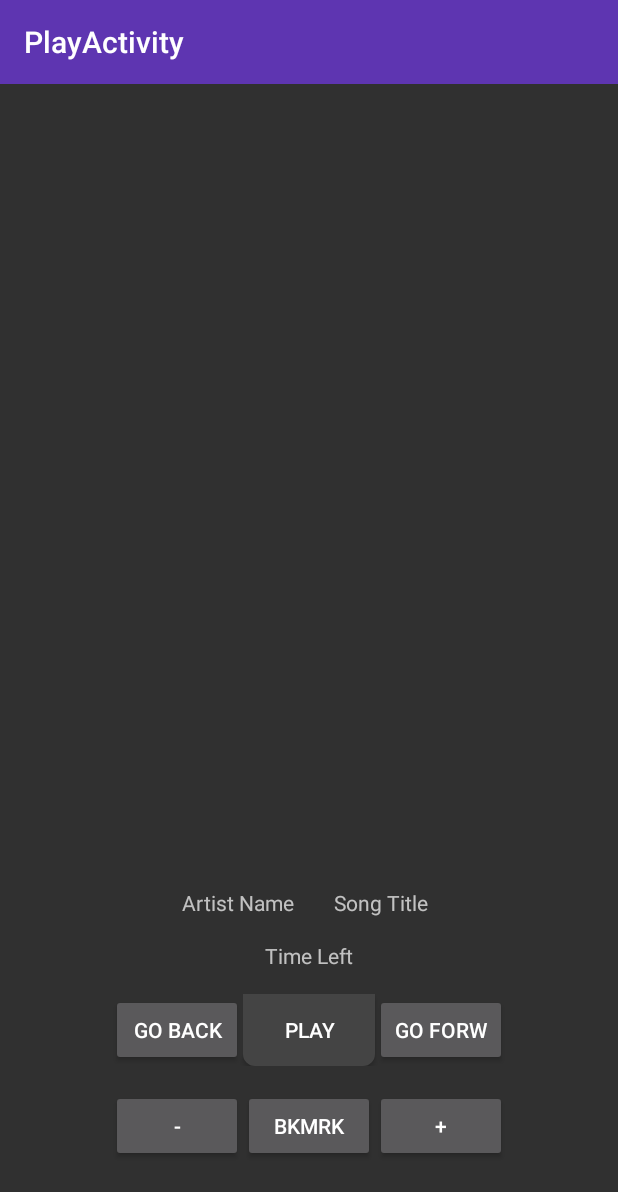
After one commit to jamesscully/Hendrix, an Android app: the PlayActivity screen opened directly, with no data from a screen before it, on a phone screen of 412 x 824 dp. The commit adds this screen. Shown: the top 1192 px of the screen. Run offline under Robolectric (Android 15) with nearby library versions, the phone set to English and light mode, and no system bars.

Commit message:
Update plugins/gradle, add play activity

```diff
--- /dev/null
+++ b/app/src/main/java/com/scullyapps/hendrix/PlayActivity.kt
@@ -0,0 +1,28 @@
+package com.scullyapps.hendrix
+
+import android.os.Bundle
+import com.google.android.material.floatingactionbutton.FloatingActionButton
+import com.google.android.material.snackbar.Snackbar
+import androidx.appcompat.app.AppCompatActivity
+import com.scullyapps.hendrix.data.song.Song
+
+class PlayActivity : AppCompatActivity() {
+
+    // create default song
+    var song : Song = Song()
+
+    override fun onCreate(savedInstanceState: Bundle?) {
+        super.onCreate(savedInstanceState)
+        setContentView(R.layout.activity_play)
+        setSupportActionBar(findViewById(R.id.toolbar))
+
+        // Bundle should contain song
+        if (savedInstanceState != null) {
+            if(savedInstanceState.containsKey("song"))
+                song = savedInstanceState.getSerializable("song") as Song
+        }
+
+
+
+    }
+}
--- a/app/src/main/java/com/scullyapps/hendrix/data/song/Song.kt
+++ b/app/src/main/java/com/scullyapps/hendrix/data/song/Song.kt
@@ -18,20 +18,22 @@ class Song : Serializable{
 
     private val TAG: String = "Song"
 
-    var id       : Int
-    var path     : String
-    var title    : String
-    var artist   : String
+    var id       : Int = -1
+    var path     : String = "null"
+    var title    : String = "Unknown"
+    var artist   : String = "Unknown"
 
-    var albumName : String
-    var albumID : Int
+    var albumName : String = "Unknown"
+    var albumID : Int = -1
 
     var genre    : String = "Unknown"
-    var duration : Int
+    var duration : Int = 0
 
 
 //    var artwork : Bitmap? = null
 
+    constructor() {
+    }
 
     constructor(cursor : Cursor) {
         id        = cursor.getInt(cursor.getColumnIndex(MediaStore.Audio.Media._ID))
--- a/app/src/main/java/com/scullyapps/hendrix/ui/SongDisplay.kt
+++ b/app/src/main/java/com/scullyapps/hendrix/ui/SongDisplay.kt
@@ -22,7 +22,6 @@ class SongDisplay(context: Context, song: Song) : FrameLayout(context) {
 
         //if(song.artwork != null)
         //    sd_song_art.setImageBitmap(song.artwork)
-
     }
 
 }
--- /dev/null
+++ b/app/src/main/res/layout/activity_play.xml
@@ -0,0 +1,130 @@
+<?xml version="1.0" encoding="utf-8"?>
+<androidx.constraintlayout.widget.ConstraintLayout xmlns:android="http://schemas.android.com/apk/res/android"
+    xmlns:app="http://schemas.android.com/apk/res-auto"
+    xmlns:tools="http://schemas.android.com/tools"
+    android:id="@+id/coordinatorLayout"
+    android:layout_width="match_parent"
+    android:layout_height="match_parent"
+    tools:context=".PlayActivity">
+
+    <androidx.appcompat.widget.Toolbar
+        android:id="@+id/toolbar"
+        android:layout_width="0dp"
+        android:layout_height="wrap_content"
+        android:background="?attr/colorPrimary"
+        app:layout_constraintEnd_toEndOf="parent"
+        app:layout_constraintStart_toStartOf="parent"
+        app:layout_constraintTop_toTopOf="parent"
+        app:popupTheme="@style/AppTheme.PopupOverlay" />
+
+    <ImageView
+        android:id="@+id/img_play_artwork"
+        android:layout_width="wrap_content"
+        android:layout_height="wrap_content"
+        android:layout_marginTop="128dp"
+        app:layout_constraintEnd_toEndOf="parent"
+        app:layout_constraintStart_toStartOf="parent"
+        app:layout_constraintTop_toBottomOf="@+id/toolbar"
+        tools:srcCompat="@tools:sample/avatars" />
+
+    <TableLayout
+        android:layout_width="0dp"
+        android:layout_height="240dp"
+        app:layout_constraintBottom_toBottomOf="parent"
+        app:layout_constraintEnd_toEndOf="parent"
+        app:layout_constraintStart_toStartOf="parent">
+
+        <TableRow
+            android:layout_width="match_parent"
+            android:layout_height="match_parent"
+            android:gravity="center_horizontal"
+            android:paddingTop="8dp"
+            android:paddingBottom="8dp">
+
+            <TextView
+                android:id="@+id/txt_play_name"
+                android:layout_width="wrap_content"
+                android:layout_height="wrap_content"
+                android:paddingRight="8dp"
+                android:text="Artist Name"
+                android:textAlignment="center" />
+
+            <TextView
+                android:id="@+id/txt_play_title"
+                android:layout_width="wrap_content"
+                android:layout_height="wrap_content"
+                android:paddingLeft="8dp"
+                android:text="Song Title"
+                android:textAlignment="center" />
+        </TableRow>
+
+        <TableRow
+            android:layout_width="match_parent"
+            android:layout_height="match_parent"
+            android:gravity="center_horizontal"
+            android:paddingTop="8dp"
+            android:paddingBottom="8dp">
+
+            <TextView
+                android:id="@+id/btn_play_timeleft"
+                android:layout_width="wrap_content"
+                android:layout_height="wrap_content"
+                android:text="Time Left"
+                android:textAlignment="center" />
+        </TableRow>
+
+        <TableRow
+            android:layout_width="match_parent"
+            android:layout_height="match_parent"
+            android:gravity="center_horizontal"
+            android:paddingTop="8dp"
+            android:paddingBottom="8dp">
+
+            <Button
+                android:id="@+id/btn_play_back"
+                android:layout_width="wrap_content"
+                android:layout_height="wrap_content"
+                android:text="Go Back" />
+
+            <Button
+                android:id="@+id/btn_play"
+                android:layout_width="wrap_content"
+                android:layout_height="wrap_content"
+                android:background="@drawable/bdr_soft"
+                android:text="Play" />
+
+            <Button
+                android:id="@+id/btn_play_next"
+                android:layout_width="wrap_content"
+                android:layout_height="wrap_content"
+                android:text="Go Forw" />
+        </TableRow>
+
+        <TableRow
+            android:layout_width="match_parent"
+            android:layout_height="match_parent"
+            android:gravity="center_horizontal"
+            android:paddingTop="8dp"
+            android:paddingBottom="8dp" >
+
+            <Button
+                android:id="@+id/btn_play_prevbookmark"
+                android:layout_width="wrap_content"
+                android:layout_height="wrap_content"
+                android:text="-" />
+
+            <Button
+                android:id="@+id/btn_play_bookmark"
+                android:layout_width="wrap_content"
+                android:layout_height="wrap_content"
+                android:text="BKMRK" />
+
+            <Button
+                android:id="@+id/btn_play_nextbookmark"
+                android:layout_width="wrap_content"
+                android:layout_height="wrap_content"
+                android:text="+" />
+        </TableRow>
+    </TableLayout>
+
+</androidx.constraintlayout.widget.ConstraintLayout>
--- a/app/src/main/res/values/dimens.xml
+++ b/app/src/main/res/values/dimens.xml
@@ -4,4 +4,5 @@
     <dimen name="activity_vertical_margin">16dp</dimen>
     <dimen name="nav_header_vertical_spacing">8dp</dimen>
     <dimen name="nav_header_height">220dp</dimen>
+    <dimen name="fab_margin">16dp</dimen>
 </resources>
--- a/build.gradle
+++ b/build.gradle
@@ -8,7 +8,7 @@ buildscript {
 
     }
     dependencies {
-        classpath 'com.android.tools.build:gradle:3.5.0'
+        classpath 'com.android.tools.build:gradle:4.0.0'
         classpath "org.jetbrains.kotlin:kotlin-gradle-plugin:$kotlin_version"
         classpath "org.jetbrains.kotlin:kotlin-serialization:$kotlin_version"
         // NOTE: Do not place your application dependencies here; they belong
```
Also changed, not shown: app/build.gradle (+7 -0 lines), app/src/main/AndroidManifest.xml (+8 -8 lines), app/src/main/java/com/scullyapps/hendrix/ui/songs/SongsFragment.kt (+14 -5 lines), app/src/main/res/layout/widget_songdisplay.xml (+7 -2 lines), app/src/main/res/navigation/nav_graph.xml (added, +28 -0 lines), app/src/main/res/values/strings.xml (+9 -0 lines), gradle/wrapper/gradle-wrapper.properties.
